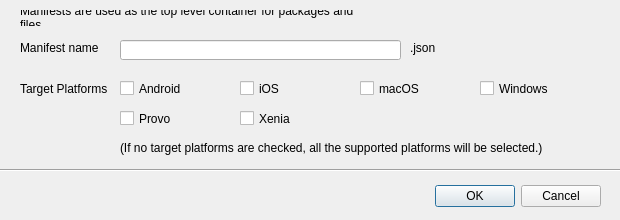
Qt form dev/Gems/CloudGemDynamicContent/Code/EditorPlugin/create_new_manifest.ui (aws/lumberyard) before a commit.
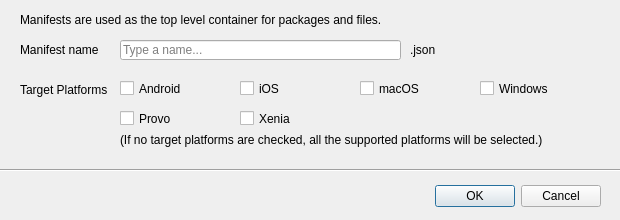
The same form after that commit.

```diff
--- a/dev/Gems/CloudGemDynamicContent/Code/EditorPlugin/create_new_manifest.ui
+++ b/dev/Gems/CloudGemDynamicContent/Code/EditorPlugin/create_new_manifest.ui
@@ -46,8 +46,8 @@
     <rect>
      <x>20</x>
      <y>10</y>
-     <width>351</width>
-     <height>16</height>
+     <width>400</width>
+     <height>20</height>
     </rect>
    </property>
    <property name="text">
@@ -62,8 +62,8 @@
     <rect>
      <x>20</x>
      <y>40</y>
-     <width>81</width>
-     <height>16</height>
+     <width>90</width>
+     <height>20</height>
     </rect>
    </property>
    <property name="text">
@@ -82,6 +82,9 @@
      <height>20</height>
     </rect>
    </property>
+   <property name="placeholderText">
+    <string>Type a name...</string>
+   </property>
   </widget>
   <widget class="QLabel" name="json">
    <property name="geometry">
@@ -89,7 +92,7 @@
      <x>410</x>
      <y>40</y>
      <width>31</width>
-     <height>16</height>
+     <height>20</height>
     </rect>
    </property>
    <property name="text">
@@ -116,9 +119,9 @@
    <property name="geometry">
     <rect>
      <x>120</x>
-     <y>140</y>
+     <y>130</y>
      <width>461</width>
-     <height>16</height>
+     <height>20</height>
     </rect>
    </property>
    <property name="text">
@@ -130,8 +133,8 @@
     <rect>
      <x>20</x>
      <y>80</y>
-     <width>89</width>
-     <height>17</height>
+     <width>100</width>
+     <height>20</height>
     </rect>
    </property>
    <property name="text">
```
